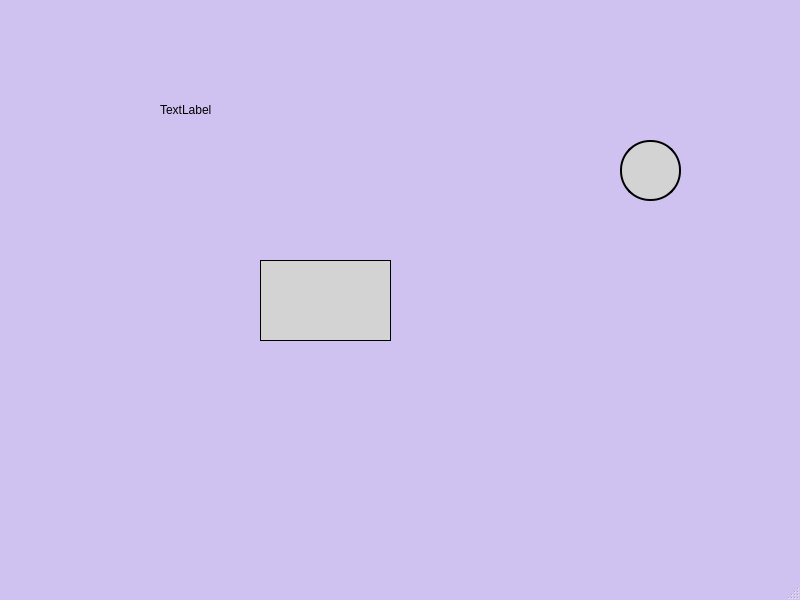
Old version of the form mainwindow.ui in the repository Anuta-loginova/Meteor-project-_2.
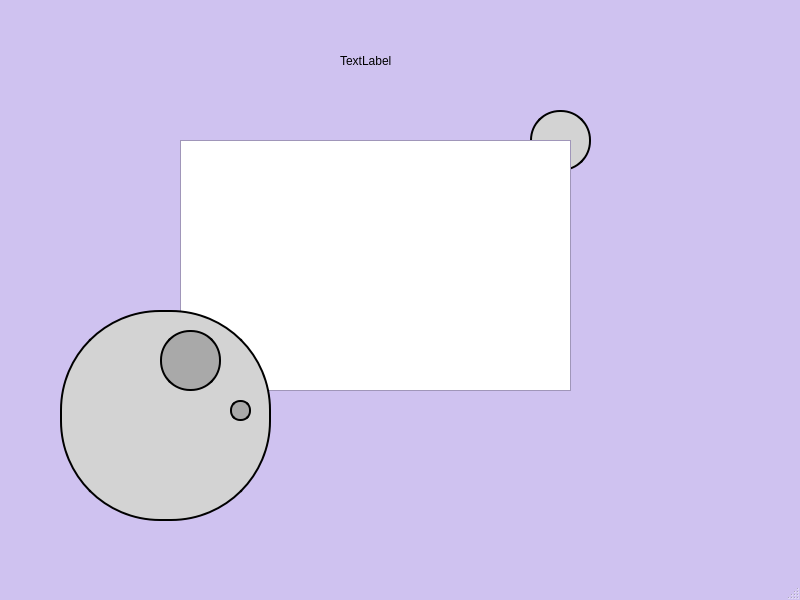
New version of the form.

```diff
--- a/mainwindow.ui
+++ b/mainwindow.ui
@@ -66,10 +66,10 @@
     </property>
     <property name="geometry">
      <rect>
-      <x>260</x>
-      <y>260</y>
-      <width>131</width>
-      <height>81</height>
+      <x>60</x>
+      <y>310</y>
+      <width>211</width>
+      <height>211</height>
      </rect>
     </property>
     <property name="sizeIncrement">
@@ -94,7 +94,7 @@
      <number>-10</number>
     </property>
     <property name="styleSheet">
-     <string notr="true"> background-color: lightgrey; border:1px solid black;</string>
+     <string notr="true">border: 2px solid black; border-radius: 100px; background-color: lightgrey;</string>
     </property>
    </widget>
    <widget class="QColumnView" name="columnView_2">
@@ -103,8 +103,8 @@
     </property>
     <property name="geometry">
      <rect>
-      <x>620</x>
-      <y>140</y>
+      <x>530</x>
+      <y>110</y>
       <width>61</width>
       <height>61</height>
      </rect>
@@ -137,16 +137,112 @@
    <widget class="QLabel" name="lable_1">
     <property name="geometry">
      <rect>
-      <x>160</x>
-      <y>100</y>
-      <width>281</width>
-      <height>20</height>
+      <x>340</x>
+      <y>40</y>
+      <width>141</width>
+      <height>41</height>
      </rect>
     </property>
+    <property name="styleSheet">
+     <string notr="true">font: 700 9pt &quot;Tahoma&quot;; backgroun-color: white;</string>
+    </property>
     <property name="text">
      <string>TextLabel</string>
     </property>
    </widget>
+   <widget class="QTableWidget" name="tableWidget">
+    <property name="geometry">
+     <rect>
+      <x>180</x>
+      <y>140</y>
+      <width>391</width>
+      <height>251</height>
+     </rect>
+    </property>
+    <property name="styleSheet">
+     <string notr="true"/>
+    </property>
+   </widget>
+   <widget class="QColumnView" name="columnView_3">
+    <property name="enabled">
+     <bool>true</bool>
+    </property>
+    <property name="geometry">
+     <rect>
+      <x>230</x>
+      <y>400</y>
+      <width>21</width>
+      <height>21</height>
+     </rect>
+    </property>
+    <property name="sizeIncrement">
+     <size>
+      <width>14</width>
+      <height>0</height>
+     </size>
+    </property>
+    <property name="mouseTracking">
+     <bool>true</bool>
+    </property>
+    <property name="tabletTracking">
+     <bool>true</bool>
+    </property>
+    <property name="focusPolicy">
+     <enum>Qt::FocusPolicy::TabFocus</enum>
+    </property>
+    <property name="contextMenuPolicy">
+     <enum>Qt::ContextMenuPolicy::CustomContextMenu</enum>
+    </property>
+    <property name="toolTipDuration">
+     <number>-10</number>
+    </property>
+    <property name="styleSheet">
+     <string notr="true">border: 2px solid black; border-radius: 10px; background-color: darkgrey;</string>
+    </property>
+   </widget>
+   <widget class="QColumnView" name="columnView_4">
+    <property name="enabled">
+     <bool>true</bool>
+    </property>
+    <property name="geometry">
+     <rect>
+      <x>160</x>
+      <y>330</y>
+      <width>61</width>
+      <height>61</height>
+     </rect>
+    </property>
+    <property name="sizeIncrement">
+     <size>
+      <width>14</width>
+      <height>0</height>
+     </size>
+    </property>
+    <property name="mouseTracking">
+     <bool>true</bool>
+    </property>
+    <property name="tabletTracking">
+     <bool>true</bool>
+    </property>
+    <property name="focusPolicy">
+     <enum>Qt::FocusPolicy::TabFocus</enum>
+    </property>
+    <property name="contextMenuPolicy">
+     <enum>Qt::ContextMenuPolicy::CustomContextMenu</enum>
+    </property>
+    <property name="toolTipDuration">
+     <number>-10</number>
+    </property>
+    <property name="styleSheet">
+     <string notr="true">border: 2px solid black; border-radius: 30px; background-color: darkgrey;</string>
+    </property>
+   </widget>
+   <zorder>columnView_2</zorder>
+   <zorder>lable_1</zorder>
+   <zorder>tableWidget</zorder>
+   <zorder>Ball</zorder>
+   <zorder>columnView_3</zorder>
+   <zorder>columnView_4</zorder>
   </widget>
   <widget class="QMenuBar" name="menubar">
    <property name="geometry">
```
